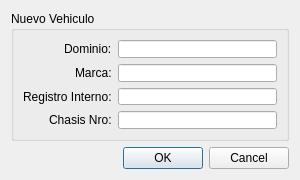
Above: src/ui/DialogAltaVehiculo.ui from guilleurrutia10/division-transporte before the change. Below: the same form after it.
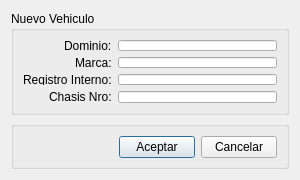
That is the form after the change.

Commit message: modificaciones ui con group box

```diff
--- a/src/ui/DialogAltaVehiculo.ui
+++ b/src/ui/DialogAltaVehiculo.ui
@@ -79,13 +79,38 @@
     </widget>
    </item>
    <item>
-    <widget class="QDialogButtonBox" name="buttonBox">
-     <property name="orientation">
-      <enum>Qt::Horizontal</enum>
+    <widget class="QGroupBox" name="groupBoxButtonBox">
+     <property name="title">
+      <string/>
      </property>
-     <property name="standardButtons">
-      <set>QDialogButtonBox::Cancel|QDialogButtonBox::Ok</set>
-     </property>
+     <layout class="QHBoxLayout" name="horizontalLayout_2">
+      <property name="leftMargin">
+       <number>105</number>
+      </property>
+      <property name="topMargin">
+       <number>9</number>
+      </property>
+      <property name="rightMargin">
+       <number>9</number>
+      </property>
+      <property name="bottomMargin">
+       <number>8</number>
+      </property>
+      <item>
+       <widget class="QPushButton" name="pushButtonAceptar">
+        <property name="text">
+         <string>Aceptar</string>
+        </property>
+       </widget>
+      </item>
+      <item>
+       <widget class="QPushButton" name="pushButtonCancelar">
+        <property name="text">
+         <string>Cancelar</string>
+        </property>
+       </widget>
+      </item>
+     </layout>
     </widget>
    </item>
   </layout>
```
Left out of the diff: 35 changed lines with no effect on the pictures. The commit also changes 5 other files.
